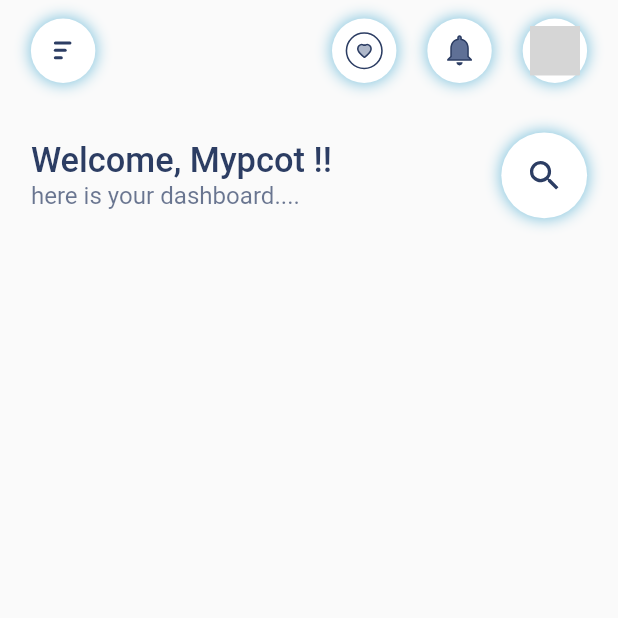
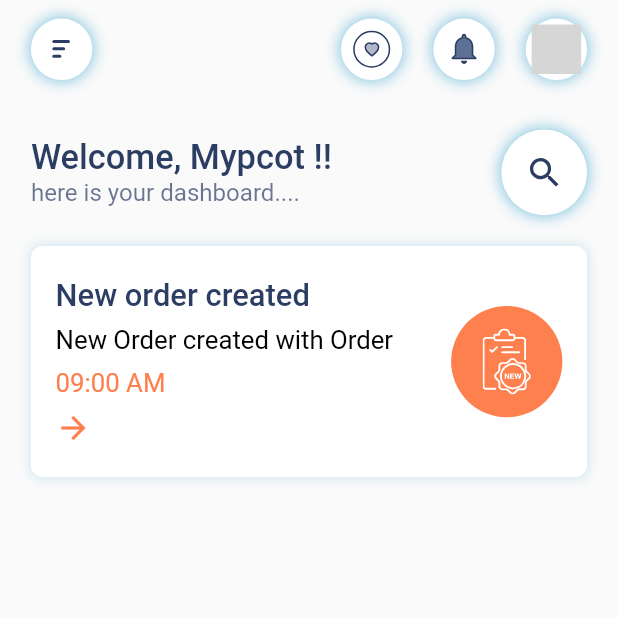
Before and after one commit to DhavalAjudiya/p_task, a Flutter app: the HomePage screen opened by its route, on a phone screen of 412 x 824 dp, the top half of it. Run offline on Flutter 3.47's test engine with Material 2 defaults, Android fonts, the phone set to English and light mode, and no system bars; our stand-ins replace flutter_svg, get; missing offline and left inert: curved_nav_bar; project files that could hold a hidden picture were left out; grey boxes are pictures that could not be loaded.

```diff
--- a/lib/modules/dashboard/home_page/home_page.dart
+++ b/lib/modules/dashboard/home_page/home_page.dart
@@ -1,10 +1,11 @@
 import 'package:flutter/material.dart';
+import 'package:flutter_svg/flutter_svg.dart';
+import 'package:task/modules/dashboard/home_page/widget/header_image.dart';
 import 'package:task/res/app_colors.dart';
 import 'package:task/res/assets_path.dart';
 import 'package:task/res/strings_utils.dart';
 import 'package:task/utils/size_utils.dart';
 import 'package:task/widget/app_text.dart';
-import 'package:task/modules/dashboard/home_page/widget/header_image.dart';
 
 class HomePage extends StatelessWidget {
   const HomePage({Key? key}) : super(key: key);
@@ -68,6 +69,74 @@ class HomePage extends StatelessWidget {
                   ),
                 ],
               ),
+              SizedBox(
+                height: SizeUtils.horizontalBlockSize * 5,
+              ),
+              Container(
+                decoration: BoxDecoration(
+                  color: AppColor.whiteColor,
+                  boxShadow: [
+                    BoxShadow(
+                      color: AppColor.background.withOpacity(0.2),
+                      blurRadius: 5,
+                      spreadRadius: 1,
+                    ),
+                  ],
+                  borderRadius: BorderRadius.circular(8),
+                ),
+                child: Padding(
+                  padding: EdgeInsets.symmetric(
+                    vertical: SizeUtils.horizontalBlockSize * 3,
+                    horizontal: SizeUtils.horizontalBlockSize * 4,
+                  ),
+                  child: Row(
+                    mainAxisAlignment: MainAxisAlignment.spaceBetween,
+                    children: [
+                      Column(
+                        crossAxisAlignment: CrossAxisAlignment.start,
+                        children: [
+                          Padding(
+                            padding: EdgeInsets.only(
+                                top: SizeUtils.horizontalBlockSize * 2),
+                            child: AppText(
+                              AppString.newOrder,
+                              color: AppColor.textColor,
+                              fontWeight: FontWeight.w500,
+                              fontSize: SizeUtils.fSize_18(),
+                            ),
+                          ),
+                          Padding(
+                            padding: EdgeInsets.symmetric(
+                                vertical: SizeUtils.horizontalBlockSize * 2),
+                            child: AppText(
+                              AppString.sNewOrder,
+                              fontSize: SizeUtils.fSize_15(),
+                            ),
+                          ),
+                          AppText(
+                            AppString.time,
+                            color: AppColor.time,
+                            fontSize: SizeUtils.fSize_15(),
+                          ),
+                          Padding(
+                            padding: EdgeInsets.symmetric(
+                                vertical: SizeUtils.horizontalBlockSize * 2),
+                            child: const Icon(
+                              Icons.arrow_forward,
+                              color: AppColor.time,
+                            ),
+                          )
+                        ],
+                      ),
+                      CircleAvatar(
+                        radius: SizeUtils.horizontalBlockSize * 9,
+                        backgroundColor: AppColor.time,
+                        child: SvgPicture.asset(AssetsPath.newOrder),
+                      ),
+                    ],
+                  ),
+                ),
+              ),
             ],
           ),
         ),
--- a/lib/modules/dashboard/home_page/widget/header_image.dart
+++ b/lib/modules/dashboard/home_page/widget/header_image.dart
@@ -23,7 +23,7 @@ Widget imgContainer({
           ]),
       child: Padding(
         padding:
-            isChange ? const EdgeInsets.all(8.0) : const EdgeInsets.all(5.0),
+            isChange ? const EdgeInsets.all(8.0) : const EdgeInsets.all(4.0),
         child: SvgPicture.asset(
           image!,
           height: isChange
--- a/lib/res/app_colors.dart
+++ b/lib/res/app_colors.dart
@@ -5,4 +5,6 @@ class AppColor {
   static const whiteColor = Color(0xFFFFFFFF);
   static const background = Color(0xFF33A1CC);
   static const textColor = Color(0xFF2C3D63);
+  static const time = Color(0xFFFE804E);
+  static const textBlack = Color(0x00000000);
 }
--- a/lib/res/assets_path.dart
+++ b/lib/res/assets_path.dart
@@ -7,4 +7,9 @@ class AssetsPath {
   static const String notification = '${appImage}notification.svg';
   static const String user = '${appImage}user.svg';
   static const String search = '${appImage}search.svg';
+  static const String newOrder = '${appImage}neworder.svg';
+  static const String home = '${appImage}home.svg';
+  static const String custom = '${appImage}custom.svg';
+  static const String khata = '${appImage}khata.svg';
+  static const String order = '${appImage}order.svg';
 }
--- a/lib/res/strings_utils.dart
+++ b/lib/res/strings_utils.dart
@@ -5,4 +5,7 @@ class AppString {
 
   static const String headerText = "Welcome, Mypcot !!";
   static const String headerSubtext = "here is your dashboard....";
+  static const String newOrder = "New order created";
+  static const String sNewOrder = "New Order created with Order";
+  static const String time = "09:00 AM";
 }
--- a/lib/task.dart
+++ b/lib/task.dart
@@ -31,7 +31,7 @@ class TaskApp extends StatelessWidget {
         splashColor: Colors.transparent,
         disabledColor: Colors.transparent,
       ),
-      initialRoute: Routes.homePage,
+      initialRoute: Routes.bottomBar,
       getPages: Routes.routes,
       builder: (context, child) {
         SizeUtils().init(context);
--- a/lib/utils/navigation_utils/routes.dart
+++ b/lib/utils/navigation_utils/routes.dart
@@ -1,9 +1,11 @@
 import 'package:get/get.dart';
+import 'package:task/modules/dashboard/bottom_bar/bottom_bar.dart';
 import 'package:task/modules/dashboard/home_page/home_page.dart';
 
 mixin Routes {
   static const defaultTransition = Transition.rightToLeft;
   static const String homePage = "/homePage";
+  static const String bottomBar = "/bottomBar";
 
   static List<GetPage<dynamic>> routes = [
     GetPage<dynamic>(
@@ -11,5 +13,10 @@ mixin Routes {
       page: () => const HomePage(),
       transition: defaultTransition,
     ),
+    GetPage<dynamic>(
+      name: bottomBar,
+      page: () => const BottomBar(),
+      transition: defaultTransition,
+    ),
   ];
 }
--- a/pubspec.yaml
+++ b/pubspec.yaml
@@ -38,6 +38,7 @@ dependencies:
   cupertino_icons: ^1.0.2
   get: ^4.6.5
   flutter_svg: ^1.1.6
+  curved_nav_bar: ^0.0.2
 
 
 dev_dependencies:
```
Also changed, not shown: lib/modules/dashboard/bottom_bar/bottom_bar.dart (added, +71 -0 lines), lib/modules/dashboard/customers/customber.dart (added, +22 -0 lines), lib/modules/dashboard/khata/customber.dart (added, +22 -0 lines), lib/modules/dashboard/orders/customber.dart (added, +22 -0 lines), assets/image/custom.svg (renamed from assets/image/Group 912.svg), assets/image/home.svg (renamed from assets/image/Group 910.svg), assets/image/khata.svg (renamed from assets/image/Group 913.svg), assets/image/neworder.svg (renamed from assets/image/Group 900.svg), assets/image/order.svg (renamed from assets/image/Group 914.svg), pubspec.lock.
